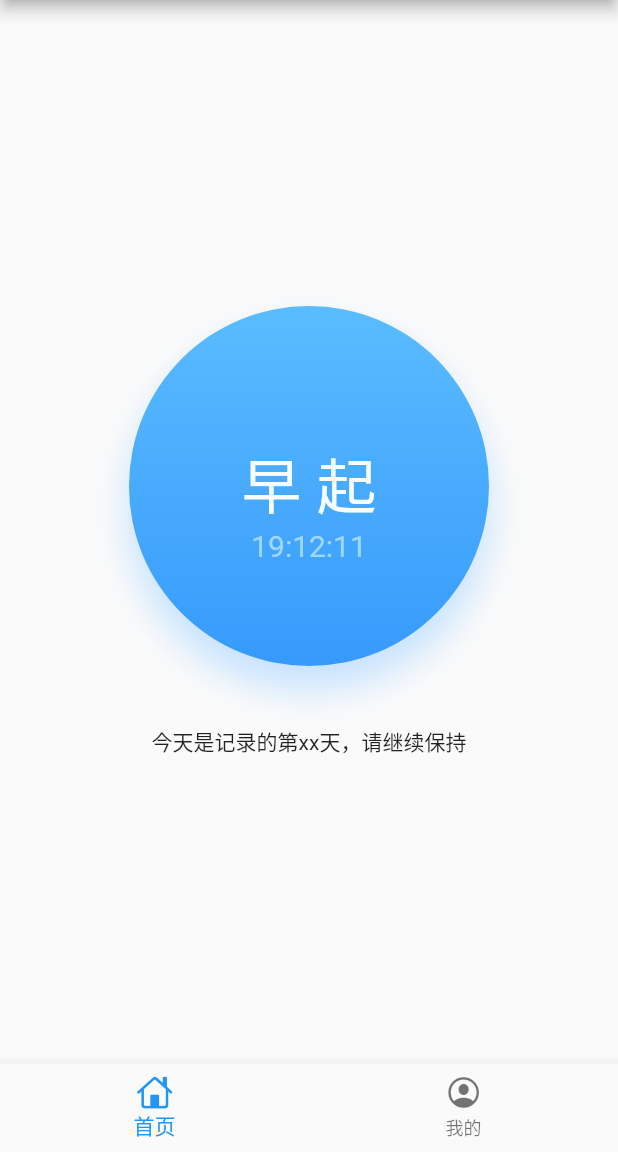
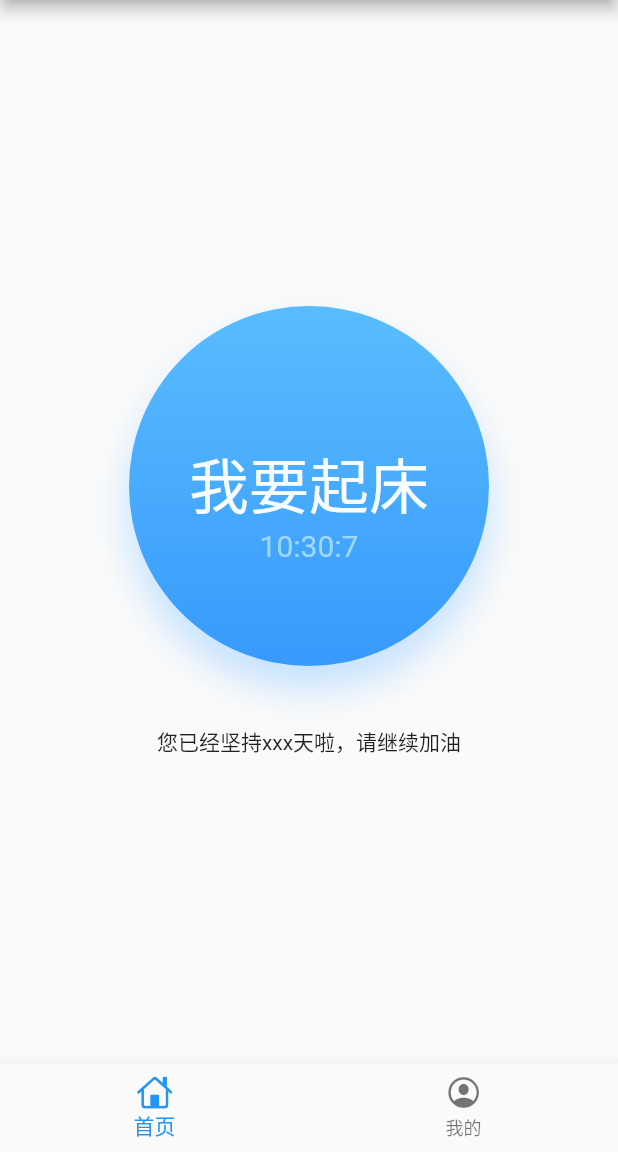
Before and after one commit to RiCTT/flutter_today, a Flutter app: the screen it shows after launch, on a phone screen of 412 x 824 dp, the part 84-1236 px from its top. Run offline on Flutter 3.47's test engine with Material 2 defaults, Android fonts, the phone set to English and light mode, and no system bars.

Commit message:
feat: 打卡简易状态管理

```diff
--- a/lib/page/home.dart
+++ b/lib/page/home.dart
@@ -1,5 +1,13 @@
+import 'dart:async';
 import 'package:flutter/material.dart';
 import 'package:flutter/cupertino.dart';
+
+/*
+ * 表字段模拟
+ *  haveGotUp: false,
+ *  haveGoneBed: false,
+ */
+
 
 class HomePage extends StatelessWidget {
   const HomePage({Key key}) : super(key: key);
@@ -12,7 +20,7 @@ class HomePage extends StatelessWidget {
           mainAxisAlignment: MainAxisAlignment.center,
           children: [
             new CircleContainer(),
-            new RecordContainer()
+            new RecordContainer(),
           ],
         )
       )
@@ -20,8 +28,23 @@ class HomePage extends StatelessWidget {
   }
 }
 
-class CircleContainer extends StatelessWidget {
-  const CircleContainer({Key key}) : super(key: key);
+class CircleContainer extends StatefulWidget {
+  CircleContainer({Key key}) : super(key: key);
+
+  @override
+  _CircleContainerState createState() => _CircleContainerState();
+}
+
+class _CircleContainerState extends State<CircleContainer> {
+  String statusStr;
+  int todayStatus; // 0 我要起床 1 起床成功
+  @override
+  void initState() {
+    statusStr = '我要起床';
+    todayStatus = 0;
+    super.initState();
+  }
+
   @override
   Widget build(BuildContext context) {
     var boxDirection = new BoxDecoration(
@@ -46,9 +69,16 @@ class CircleContainer extends StatelessWidget {
         Radius.circular(120.0)
       )
     );
-
-    return Container(
-      child: new Container(
+    return new InkWell(
+      borderRadius: BorderRadius.all(Radius.circular(120.0)),
+      onTap: () {
+        if (todayStatus == 1) return;
+        setState(() {
+          todayStatus = 1;
+          statusStr = '起床成功';
+        });
+      },
+      child: Container(
         padding: EdgeInsets.only(top: 20.0),
         width: 240,
         height: 240,
@@ -57,20 +87,58 @@ class CircleContainer extends StatelessWidget {
           mainAxisAlignment: MainAxisAlignment.center,
           children: [
             new Text(
-              '早 起',
+              statusStr,
               style: TextStyle(
                 fontSize: 40.0,
                 color: Color(0xfff7fcff),
               ),
             ),
-            new Text(
-              '19:12:11',
-              style: TextStyle(
-                fontSize: 20.0,
-                color: Color(0xff9ed7ff)
-              )
-            )
+            new CurrentTime()
           ],
+        )
+      )
+    );
+  }
+}
+
+class CurrentTime extends StatefulWidget {
+  CurrentTime({Key key}) : super(key: key);
+  @override
+  _CurrentTimeState createState() => _CurrentTimeState();
+}
+
+class _CurrentTimeState extends State<CurrentTime> {
+  String currentTime;
+
+  @override
+  void initState() {
+    const timeout = const Duration(seconds: 1);
+    Timer.periodic(timeout, (timer) {
+      setState(() {
+        currentTime = getCurrentTime();
+      });
+    });
+    currentTime = getCurrentTime();
+    super.initState();
+  }
+
+  String getCurrentTime() {
+    var dateTime = DateTime.now();
+    var hour = dateTime.hour.toString();
+    var minute = dateTime.minute.toString();
+    var second = dateTime.second.toString();
+    var current = hour + ':' +  minute + ':' + second;
+    return current;
+  }
+
+  @override
+  Widget build(BuildContext context) {
+    return Container(
+      child: new Text(
+        currentTime,
+        style: TextStyle(
+          fontSize: 20.0,
+          color: Color(0xff9ed7ff)
         )
       ),
     );
@@ -84,7 +152,7 @@ class RecordContainer extends StatelessWidget {
   Widget build(BuildContext context) {
     return Container(
       margin: EdgeInsets.only(top: 40.0),
-      child: new Text('今天是记录的第xx天，请继续保持'),
+      child: Text('您已经坚持xxx天啦，请继续加油'),
     );
   }
 }
--- /dev/null
+++ b/lib/widgets/ripple_wrapper.dart
@@ -0,0 +1,25 @@
+import 'package:flutter/material.dart';
+import 'package:flutter/cupertino.dart';
+
+
+class RippleWrapper extends StatelessWidget {
+  final Widget child;
+  const RippleWrapper({Key key, this.child}) : super(key: key);
+
+  @override
+  Widget build(BuildContext context) {
+    return new Material(
+      color: Colors.purple,
+      borderRadius: BorderRadius.all(
+        Radius.circular(120.0)
+      ),
+      child: new InkWell(
+        onTap: () {},
+        borderRadius: BorderRadius.all(
+          Radius.circular(120.0)
+        ),
+        child: this.child
+      ),
+    );
+  }
+}
--- a/pubspec.yaml
+++ b/pubspec.yaml
@@ -23,6 +23,7 @@ environment:
 dependencies:
   flutter:
     sdk: flutter
+  shared_preferences: ^0.5.12
 
 
   # The following adds the Cupertino Icons font to your application.
```
Also changed, not shown: pubspec.lock, 4 other files.
